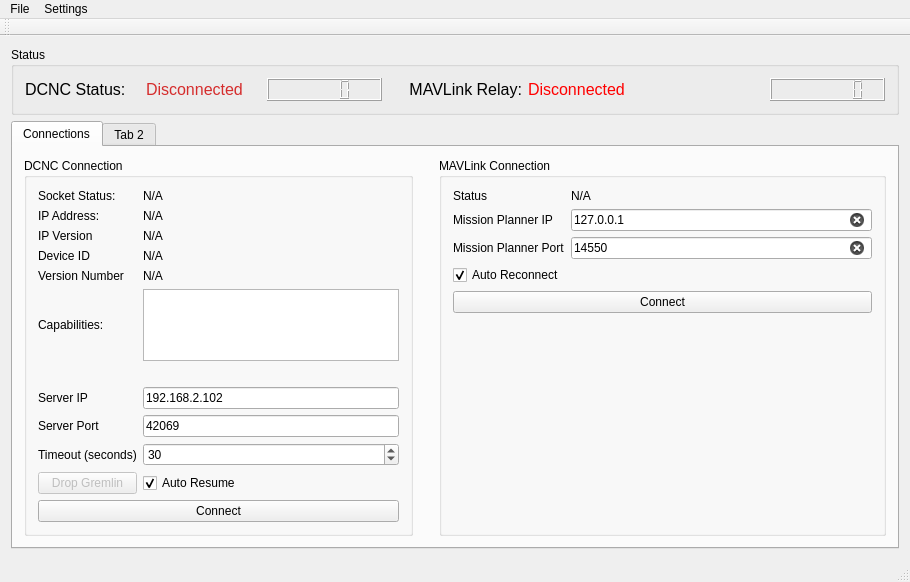
Old version of the form gcomcontroller.ui in the repository Rainerino/GCOM.
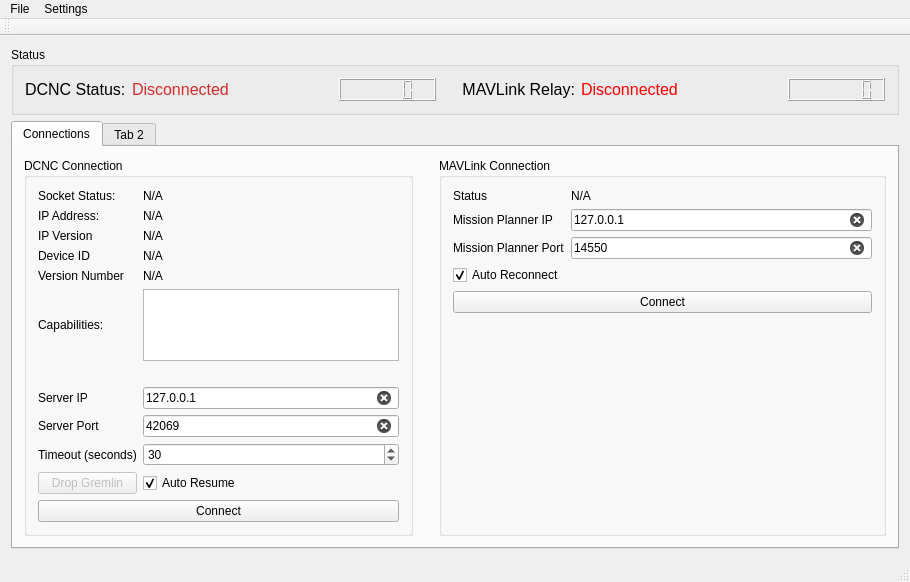
New version of the form.

Commit message: Integrated DCNC with GUI

```diff
--- a/gcomcontroller.ui
+++ b/gcomcontroller.ui
@@ -45,6 +45,13 @@
          </property>
         </widget>
        </item>
+       <item>
+        <widget class="QLabel" name="dcncStatusMovie">
+         <property name="text">
+          <string/>
+         </property>
+        </widget>
+       </item>
        <item>
         <widget class="QLCDNumber" name="dcncConnectionTime"/>
        </item>
@@ -279,6 +286,9 @@
              <property name="text">
               <string>42069</string>
              </property>
+             <property name="clearButtonEnabled">
+              <bool>true</bool>
+             </property>
             </widget>
            </item>
            <item row="1" column="0">
@@ -333,7 +343,10 @@
            <item row="8" column="1">
             <widget class="QLineEdit" name="dcncServerIPField">
              <property name="text">
-              <string>192.168.2.102</string>
+              <string>127.0.0.1</string>
+             </property>
+             <property name="clearButtonEnabled">
+              <bool>true</bool>
              </property>
             </widget>
            </item>
```
The commit also changes 9 other files.
